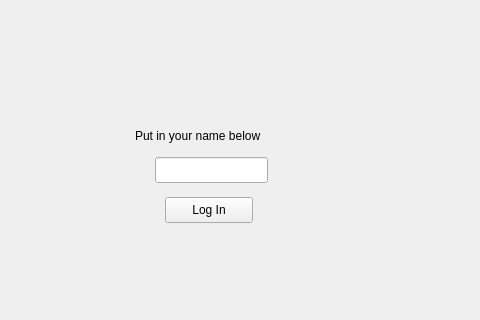
Qt form src/ui/loginwindow.ui (Mihael0/finance_manager_qt) before a commit; both pictures show x 155 to 635 and y 93 to 413 of the 726 by 576 pixel window.
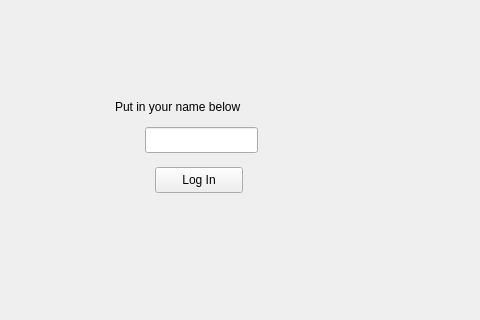
The same form after that commit.

```diff
--- a/src/ui/loginwindow.ui
+++ b/src/ui/loginwindow.ui
@@ -16,8 +16,8 @@
   <widget class="QLineEdit" name="UserName">
    <property name="geometry">
     <rect>
-     <x>310</x>
-     <y>250</y>
+     <x>300</x>
+     <y>220</y>
      <width>113</width>
      <height>26</height>
     </rect>
@@ -26,8 +26,8 @@
   <widget class="QPushButton" name="LogIn">
    <property name="geometry">
     <rect>
-     <x>320</x>
-     <y>290</y>
+     <x>310</x>
+     <y>260</y>
      <width>88</width>
      <height>26</height>
     </rect>
@@ -39,10 +39,10 @@
   <widget class="QLabel" name="label_6">
    <property name="geometry">
     <rect>
-     <x>290</x>
-     <y>220</y>
-     <width>171</width>
-     <height>18</height>
+     <x>270</x>
+     <y>190</y>
+     <width>251</width>
+     <height>20</height>
     </rect>
    </property>
    <property name="text">
```
